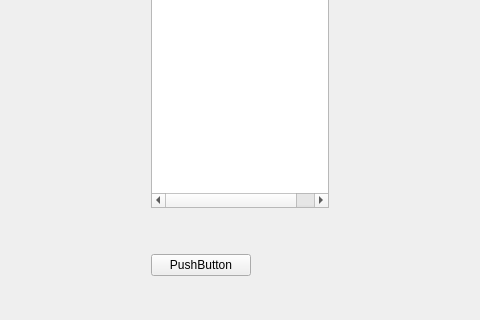
Qt form mainwindow.ui (NotBjoggisAtAll/Tomato-Engine) before a commit; both pictures show x 283 to 763 and y 468 to 788 of the 1047 by 788 pixel window.
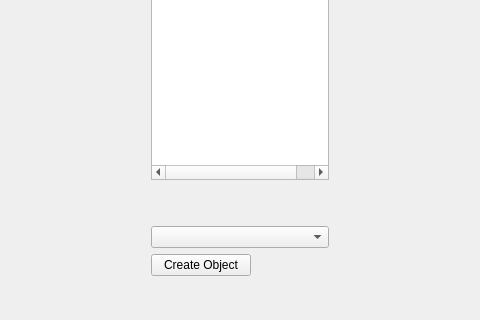
The same form after that commit.

Commit message: Started on factory functions for GameObject and for compontents

Diff of the .ui file:
```diff
--- a/mainwindow.ui
+++ b/mainwindow.ui
@@ -62,7 +62,10 @@
             </spacer>
            </item>
            <item>
-            <widget class="QPushButton" name="pushButton_2">
+            <widget class="QComboBox" name="listOfCreateableObjects"/>
+           </item>
+           <item>
+            <widget class="QPushButton" name="createObjectButton">
              <property name="maximumSize">
               <size>
                <width>100</width>
@@ -73,7 +76,7 @@
               <enum>Qt::LeftToRight</enum>
              </property>
              <property name="text">
-              <string>PushButton</string>
+              <string>Create Object</string>
              </property>
             </widget>
            </item>
```
The commit also changes 20 other files.
